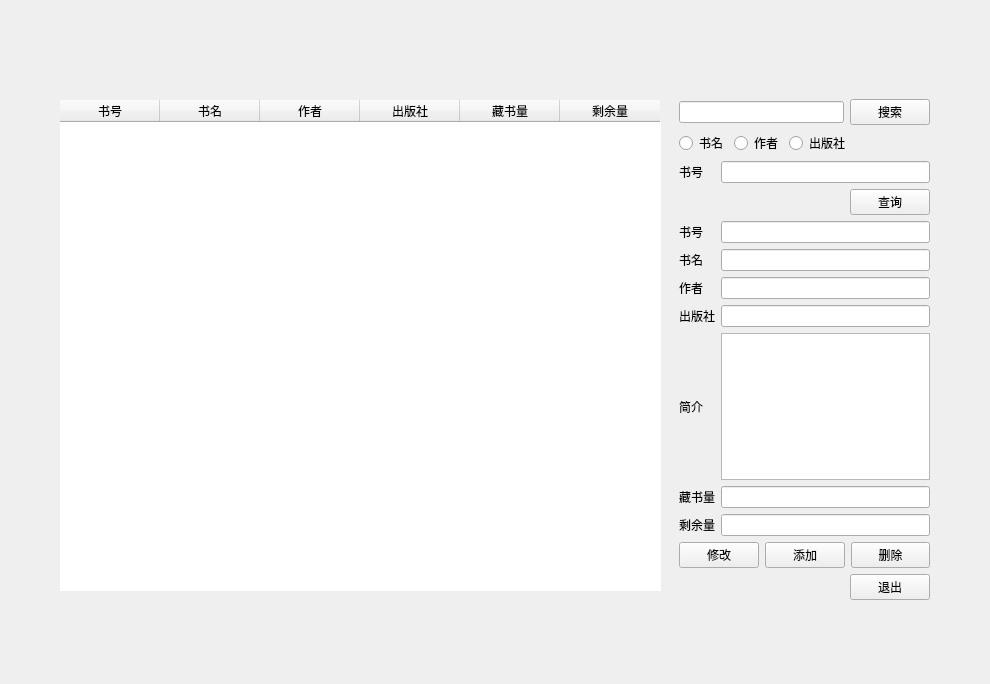
Above: book_information.ui from lwher/Library-System before the change. Below: the same form after it.
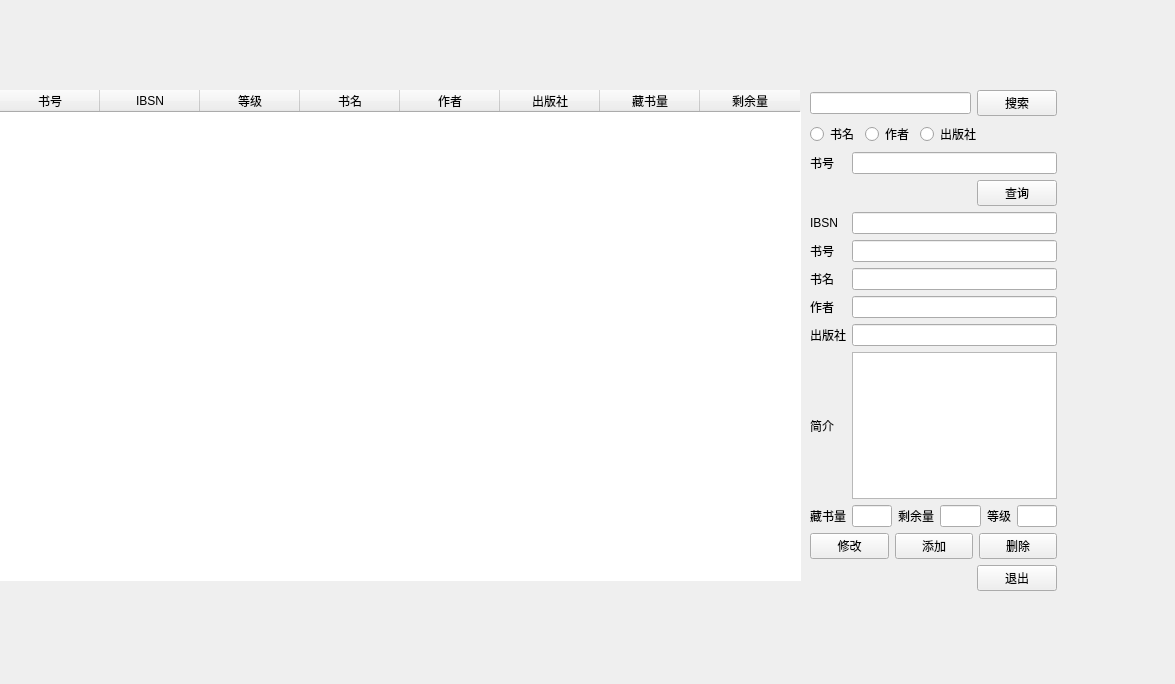
That is the form after the change.

What changed in the file:
```diff
--- a/book_information.ui
+++ b/book_information.ui
@@ -6,7 +6,7 @@
    <rect>
     <x>0</x>
     <y>0</y>
-    <width>990</width>
+    <width>1175</width>
     <height>684</height>
    </rect>
   </property>
@@ -17,17 +17,17 @@
    <widget class="QWidget" name="gridLayoutWidget_2">
     <property name="geometry">
      <rect>
-      <x>679</x>
-      <y>99</y>
-      <width>251</width>
+      <x>810</x>
+      <y>90</y>
+      <width>247</width>
       <height>501</height>
      </rect>
     </property>
     <layout class="QGridLayout" name="gridLayout_2">
-     <item row="9" column="1">
-      <widget class="QLineEdit" name="total_edit"/>
+     <item row="10" column="1">
+      <widget class="QTextEdit" name="intro_edit"/>
      </item>
-     <item row="14" column="0" colspan="2">
+     <item row="19" column="0" colspan="2">
       <layout class="QHBoxLayout" name="horizontalLayout_3">
        <item>
         <spacer name="horizontalSpacer">
@@ -51,31 +51,24 @@
        </item>
       </layout>
      </item>
-     <item row="6" column="0">
+     <item row="9" column="0">
       <widget class="QLabel" name="label_7">
        <property name="text">
         <string>出版社</string>
        </property>
       </widget>
      </item>
-     <item row="5" column="0">
+     <item row="8" column="0">
       <widget class="QLabel" name="label_5">
        <property name="text">
         <string>作者</string>
        </property>
       </widget>
      </item>
-     <item row="9" column="0">
-      <widget class="QLabel" name="label_3">
-       <property name="text">
-        <string>藏书量</string>
-       </property>
-      </widget>
-     </item>
-     <item row="5" column="1">
+     <item row="8" column="1">
       <widget class="QLineEdit" name="author_edit"/>
      </item>
-     <item row="12" column="0" colspan="2">
+     <item row="17" column="0" colspan="2">
       <layout class="QHBoxLayout" name="horizontalLayout_2">
        <item>
         <widget class="QPushButton" name="modify_but">
@@ -100,11 +93,8 @@
        </item>
       </layout>
      </item>
-     <item row="4" column="1">
-      <widget class="QLineEdit" name="name_edit"/>
-     </item>
      <item row="7" column="1">
-      <widget class="QTextEdit" name="intro_edit"/>
+      <widget class="QLineEdit" name="name_edit"/>
      </item>
      <item row="0" column="0" colspan="2">
       <layout class="QGridLayout" name="gridLayout">
@@ -158,31 +148,21 @@
        </item>
       </layout>
      </item>
-     <item row="7" column="0">
+     <item row="10" column="0">
       <widget class="QLabel" name="label_8">
        <property name="text">
         <string>简介</string>
        </property>
       </widget>
      </item>
-     <item row="4" column="0">
+     <item row="7" column="0">
       <widget class="QLabel" name="label">
        <property name="text">
         <string>书名</string>
        </property>
       </widget>
      </item>
-     <item row="10" column="1">
-      <widget class="QLineEdit" name="left_edit"/>
-     </item>
-     <item row="10" column="0">
-      <widget class="QLabel" name="label_4">
-       <property name="text">
-        <string>剩余量</string>
-       </property>
-      </widget>
-     </item>
-     <item row="6" column="1">
+     <item row="9" column="1">
       <widget class="QLineEdit" name="press_edit"/>
      </item>
      <item row="1" column="0">
@@ -192,7 +172,7 @@
        </property>
       </widget>
      </item>
-     <item row="2" column="1">
+     <item row="3" column="1">
       <layout class="QHBoxLayout" name="horizontalLayout_4">
        <item>
         <spacer name="horizontalSpacer_2">
@@ -216,19 +196,63 @@
        </item>
       </layout>
      </item>
-     <item row="3" column="0">
+     <item row="6" column="0">
       <widget class="QLabel" name="label_6">
        <property name="text">
         <string>书号</string>
        </property>
       </widget>
      </item>
-     <item row="3" column="1">
+     <item row="6" column="1">
       <widget class="QLineEdit" name="id_edit"/>
      </item>
      <item row="1" column="1">
       <widget class="QLineEdit" name="search_id_edit"/>
      </item>
+     <item row="4" column="1">
+      <widget class="QLineEdit" name="IBSN_edit"/>
+     </item>
+     <item row="4" column="0">
+      <widget class="QLabel" name="label_9">
+       <property name="text">
+        <string>IBSN</string>
+       </property>
+      </widget>
+     </item>
+     <item row="11" column="0" colspan="2">
+      <layout class="QHBoxLayout" name="horizontalLayout_5">
+       <item>
+        <widget class="QLabel" name="label_3">
+         <property name="text">
+          <string>藏书量</string>
+         </property>
+        </widget>
+       </item>
+       <item>
+        <widget class="QLineEdit" name="total_edit"/>
+       </item>
+       <item>
+        <widget class="QLabel" name="label_4">
+         <property name="text">
+          <string>剩余量</string>
+         </property>
+        </widget>
+       </item>
+       <item>
+        <widget class="QLineEdit" name="left_edit"/>
+       </item>
+       <item>
+        <widget class="QLabel" name="label_10">
+         <property name="text">
+          <string>等级</string>
+         </property>
+        </widget>
+       </item>
+       <item>
+        <widget class="QLineEdit" name="level_edit"/>
+       </item>
+      </layout>
+     </item>
     </layout>
    </widget>
    <widget class="QTableWidget" name="book_table">
@@ -237,9 +261,9 @@
     </property>
     <property name="geometry">
      <rect>
-      <x>60</x>
-      <y>100</y>
-      <width>601</width>
+      <x>0</x>
+      <y>90</y>
+      <width>801</width>
       <height>491</height>
      </rect>
     </property>
@@ -263,6 +287,16 @@
       <string>书号</string>
      </property>
     </column>
+    <column>
+     <property name="text">
+      <string>IBSN</string>
+     </property>
+    </column>
+    <column>
+     <property name="text">
+      <string>等级</string>
+     </property>
+    </column>
     <column>
      <property name="text">
       <string>书名</string>
```
